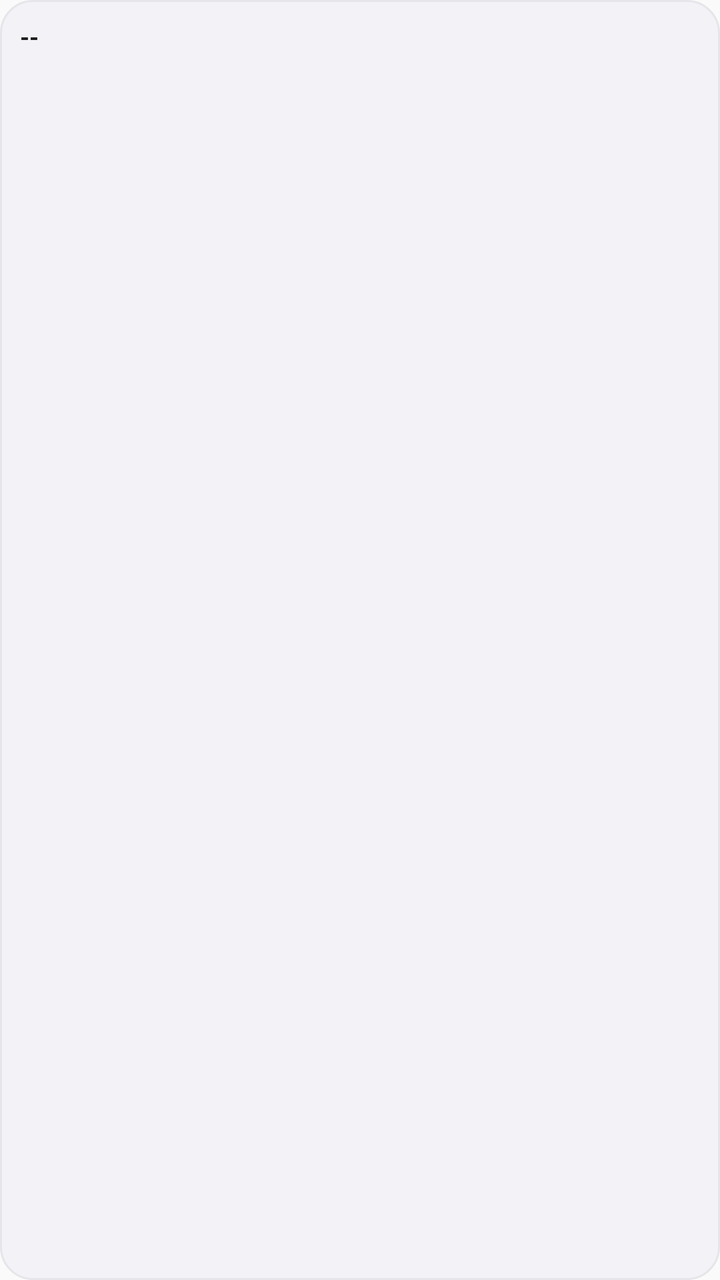
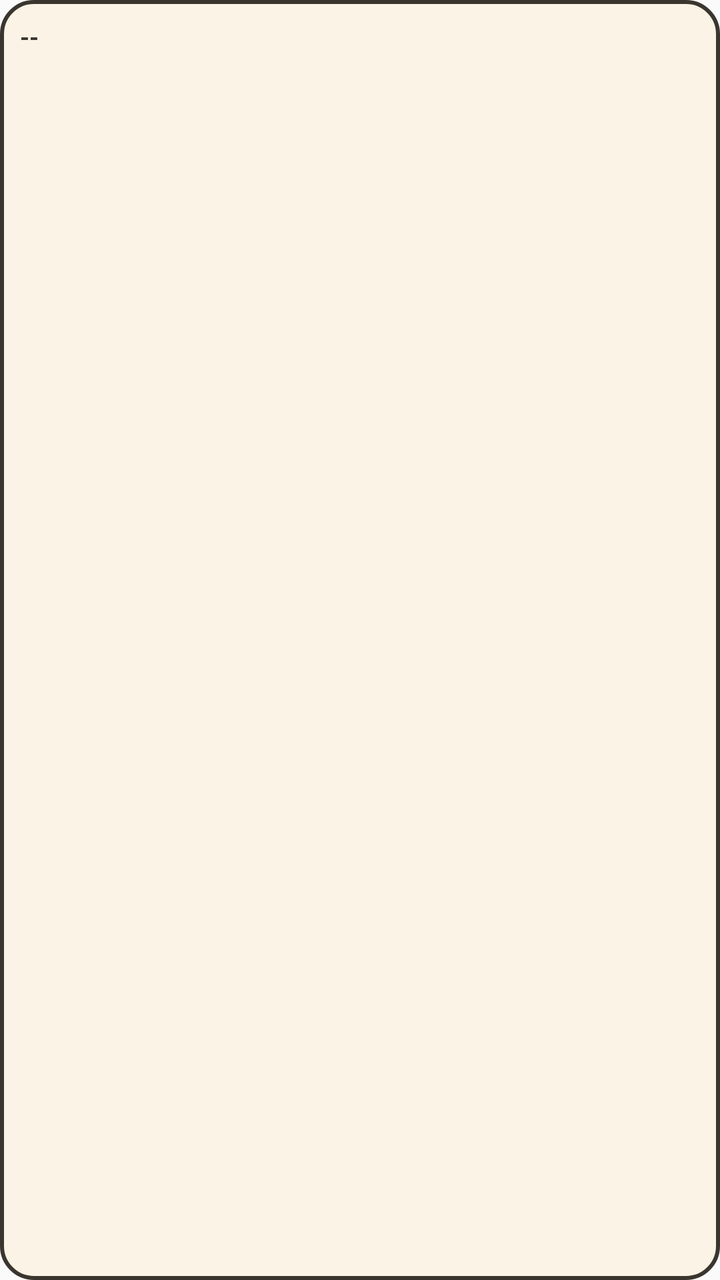

Screens rendered from an Android XML layout before and after an edit, with the pre-edit source and the edit as a unified diff.
<!-- AndroidManifest.xml: application theme AppTheme -->
<!-- res/layout/todo_widget_simple.xml -->
<?xml version="1.0" encoding="utf-8"?>
<LinearLayout xmlns:android="http://schemas.android.com/apk/res/android"
    android:id="@+id/widget_root"
    android:layout_width="match_parent"
    android:layout_height="match_parent"
    android:orientation="vertical"
    android:padding="10dp"
    android:background="@drawable/widget_bg">

    
    <TextView
        android:id="@+id/widget_date_text"
        android:layout_width="wrap_content"
        android:layout_height="wrap_content"
        android:textSize="12sp"
        android:textStyle="bold"
        android:textColor="#1C1C1E"
        android:layout_marginBottom="4dp"
        android:text="--" />

    
    <LinearLayout
        android:id="@+id/task_row_0"
        android:layout_width="match_parent"
        android:layout_height="wrap_content"
        android:orientation="horizontal"
        android:gravity="center_vertical"
        android:paddingTop="2dp"
        android:paddingBottom="2dp"
        android:visibility="gone">

        <ImageView android:id="@+id/task_dot_0"
            android:layout_width="7dp" android:layout_height="7dp"
            android:src="@drawable/dot_gray" />

        <TextView android:id="@+id/task_time_0"
            android:layout_width="34dp" android:layout_height="wrap_content"
            android:textSize="10sp" android:textColor="#8E8E93"
            android:layout_marginStart="5dp" />

        <TextView android:id="@+id/task_title_0"
            android:layout_width="0dp" android:layout_height="wrap_content"
            android:layout_weight="1"
            android:textSize="12sp" android:textColor="#1C1C1E"
            android:layout_marginStart="5dp"
            android:maxLines="1" android:ellipsize="end" />
    </LinearLayout>

    
    <LinearLayout
        android:id="@+id/task_row_1"
        android:layout_width="match_parent"
        android:layout_height="wrap_content"
        android:orientation="horizontal"
        android:gravity="center_vertical"
        android:paddingTop="2dp"
        android:paddingBottom="2dp"
        android:visibility="gone">

        <ImageView android:id="@+id/task_dot_1"
            android:layout_width="7dp" android:layout_height="7dp"
            android:src="@drawable/dot_gray" />

        <TextView android:id="@+id/task_time_1"
            android:layout_width="34dp" android:layout_height="wrap_content"
            android:textSize="10sp" android:textColor="#8E8E93"
            android:layout_marginStart="5dp" />

        <TextView android:id="@+id/task_title_1"
            android:layout_width="0dp" android:layout_height="wrap_content"
            android:layout_weight="1"
            android:textSize="12sp" android:textColor="#1C1C1E"
            android:layout_marginStart="5dp"
            android:maxLines="1" android:ellipsize="end" />
    </LinearLayout>

    
    <LinearLayout
        android:id="@+id/task_row_2"
        android:layout_width="match_parent"
        android:layout_height="wrap_content"
        android:orientation="horizontal"
        android:gravity="center_vertical"
        android:paddingTop="2dp"
        android:paddingBottom="2dp"
        android:visibility="gone">

        <ImageView android:id="@+id/task_dot_2"
            android:layout_width="7dp" android:layout_height="7dp"
            android:src="@drawable/dot_gray" />

        <TextView android:id="@+id/task_time_2"
            android:layout_width="34dp" android:layout_height="wrap_content"
            android:textSize="10sp" android:textColor="#8E8E93"
            android:layout_marginStart="5dp" />

        <TextView android:id="@+id/task_title_2"
            android:layout_width="0dp" android:layout_height="wrap_content"
            android:layout_weight="1"
            android:textSize="12sp" android:textColor="#1C1C1E"
            android:layout_marginStart="5dp"
            android:maxLines="1" android:ellipsize="end" />
    </LinearLayout>

    
    <LinearLayout
        android:id="@+id/task_row_3"
        android:layout_width="match_parent"
        android:layout_height="wrap_content"
        android:orientation="horizontal"
        android:gravity="center_vertical"
        android:paddingTop="2dp"
        android:paddingBottom="2dp"
        android:visibility="gone">

        <ImageView android:id="@+id/task_dot_3"
            android:layout_width="7dp" android:layout_height="7dp"
            android:src="@drawable/dot_gray" />

        <TextView android:id="@+id/task_time_3"
            android:layout_width="34dp" android:layout_height="wrap_content"
            android:textSize="10sp" android:textColor="#8E8E93"
            android:layout_marginStart="5dp" />

        <TextView android:id="@+id/task_title_3"
            android:layout_width="0dp" android:layout_height="wrap_content"
            android:layout_weight="1"
            android:textSize="12sp" android:textColor="#1C1C1E"
            android:layout_marginStart="5dp"
            android:maxLines="1" android:ellipsize="end" />
    </LinearLayout>

    
    <LinearLayout
        android:id="@+id/task_row_4"
        android:layout_width="match_parent"
        android:layout_height="wrap_content"
        android:orientation="horizontal"
        android:gravity="center_vertical"
        android:paddingTop="2dp"
        android:paddingBottom="2dp"
        android:visibility="gone">

        <ImageView android:id="@+id/task_dot_4"
            android:layout_width="7dp" android:layout_height="7dp"
            android:src="@drawable/dot_gray" />

        <TextView android:id="@+id/task_time_4"
            android:layout_width="34dp" android:layout_height="wrap_content"
            android:textSize="10sp" android:textColor="#8E8E93"
            android:layout_marginStart="5dp" />

        <TextView android:id="@+id/task_title_4"
            android:layout_width="0dp" android:layout_height="wrap_content"
            android:layout_weight="1"
            android:textSize="12sp" android:textColor="#1C1C1E"
            android:layout_marginStart="5dp"
            android:maxLines="1" android:ellipsize="end" />
    </LinearLayout>

    
    <LinearLayout
        android:id="@+id/task_row_5"
        android:layout_width="match_parent"
        android:layout_height="wrap_content"
        android:orientation="horizontal"
        android:gravity="center_vertical"
        android:paddingTop="2dp"
        android:paddingBottom="2dp"
        android:visibility="gone">

        <ImageView android:id="@+id/task_dot_5"
            android:layout_width="7dp" android:layout_height="7dp"
            android:src="@drawable/dot_gray" />

        <TextView android:id="@+id/task_time_5"
            android:layout_width="34dp" android:layout_height="wrap_content"
            android:textSize="10sp" android:textColor="#8E8E93"
            android:layout_marginStart="5dp" />

        <TextView android:id="@+id/task_title_5"
            android:layout_width="0dp" android:layout_height="wrap_content"
            android:layout_weight="1"
            android:textSize="12sp" android:textColor="#1C1C1E"
            android:layout_marginStart="5dp"
            android:maxLines="1" android:ellipsize="end" />
    </LinearLayout>

    
    <LinearLayout
        android:id="@+id/task_row_6"
        android:layout_width="match_parent"
        android:layout_height="wrap_content"
        android:orientation="horizontal"
        android:gravity="center_vertical"
        android:paddingTop="2dp"
        android:paddingBottom="2dp"
        android:visibility="gone">

        <ImageView android:id="@+id/task_dot_6"
            android:layout_width="7dp" android:layout_height="7dp"
            android:src="@drawable/dot_gray" />

        <TextView android:id="@+id/task_time_6"
            android:layout_width="34dp" android:layout_height="wrap_content"
            android:textSize="10sp" android:textColor="#8E8E93"
            android:layout_marginStart="5dp" />

        <TextView android:id="@+id/task_title_6"
            android:layout_width="0dp" android:layout_height="wrap_content"
            android:layout_weight="1"
            android:textSize="12sp" android:textColor="#1C1C1E"
            android:layout_marginStart="5dp"
            android:maxLines="1" android:ellipsize="end" />
    </LinearLayout>

    
    <TextView
        android:id="@+id/widget_overflow"
        android:layout_width="match_parent"
        android:layout_height="wrap_content"
        android:textSize="11sp"
        android:textColor="#8E8E93"
        android:textStyle="italic"
        android:gravity="center"
        android:layout_marginTop="2dp"
        android:visibility="gone"
        android:text="还有 3 项..." />
</LinearLayout>
<!-- resources referenced by this layout -->
<resources>
  <!-- drawable dot_gray (drawable) -->
  <?xml version="1.0" encoding="utf-8"?>
  <shape xmlns:android="http://schemas.android.com/apk/res/android"
      android:shape="oval">
      <solid android:color="#8E8E93" />
      <size android:width="8dp" android:height="8dp" />
  </shape>
  <!-- drawable widget_bg (drawable) -->
  <?xml version="1.0" encoding="utf-8"?>
  <shape xmlns:android="http://schemas.android.com/apk/res/android"
      android:shape="rectangle">
      <solid android:color="#F2F2F7" />
      <corners android:radius="16dp" />
      <stroke android:width="1dp" android:color="#E5E5EA" />
  </shape>
  <style name="AppTheme" parent="Theme.AppCompat.Light.DarkActionBar">
          
          <item name="colorPrimary">@color/colorPrimary</item>
          <item name="colorPrimaryDark">@color/colorPrimaryDark</item>
          <item name="colorAccent">@color/colorAccent</item>
      </style>
  <color name="colorPrimary">#488AFF</color>
  <color name="colorPrimaryDark">#3A7BE0</color>
  <color name="colorAccent">#488AFF</color>
</resources>

<!-- the commit's change to res/layout/todo_widget_simple.xml (unified diff, before → after) -->
@@ -14,7 +14,7 @@
         android:layout_height="wrap_content"
         android:textSize="12sp"
         android:textStyle="bold"
-        android:textColor="#1C1C1E"
+        android:textColor="#3A352E"
         android:layout_marginBottom="4dp"
         android:text="--" />
 
@@ -35,13 +35,13 @@
 
         <TextView android:id="@+id/task_time_0"
             android:layout_width="34dp" android:layout_height="wrap_content"
-            android:textSize="10sp" android:textColor="#8E8E93"
+            android:textSize="10sp" android:textColor="#7A7264"
             android:layout_marginStart="5dp" />
 
         <TextView android:id="@+id/task_title_0"
             android:layout_width="0dp" android:layout_height="wrap_content"
             android:layout_weight="1"
-            android:textSize="12sp" android:textColor="#1C1C1E"
+            android:textSize="12sp" android:textColor="#3A352E"
             android:layout_marginStart="5dp"
             android:maxLines="1" android:ellipsize="end" />
     </LinearLayout>
@@ -63,13 +63,13 @@
 
         <TextView android:id="@+id/task_time_1"
             android:layout_width="34dp" android:layout_height="wrap_content"
-            android:textSize="10sp" android:textColor="#8E8E93"
+            android:textSize="10sp" android:textColor="#7A7264"
             android:layout_marginStart="5dp" />
 
         <TextView android:id="@+id/task_title_1"
             android:layout_width="0dp" android:layout_height="wrap_content"
             android:layout_weight="1"
-            android:textSize="12sp" android:textColor="#1C1C1E"
+            android:textSize="12sp" android:textColor="#3A352E"
             android:layout_marginStart="5dp"
             android:maxLines="1" android:ellipsize="end" />
     </LinearLayout>
@@ -91,13 +91,13 @@
 
         <TextView android:id="@+id/task_time_2"
             android:layout_width="34dp" android:layout_height="wrap_content"
-            android:textSize="10sp" android:textColor="#8E8E93"
+            android:textSize="10sp" android:textColor="#7A7264"
             android:layout_marginStart="5dp" />
 
         <TextView android:id="@+id/task_title_2"
             android:layout_width="0dp" android:layout_height="wrap_content"
             android:layout_weight="1"
-            android:textSize="12sp" android:textColor="#1C1C1E"
+            android:textSize="12sp" android:textColor="#3A352E"
             android:layout_marginStart="5dp"
             android:maxLines="1" android:ellipsize="end" />
     </LinearLayout>
@@ -119,13 +119,13 @@
 
         <TextView android:id="@+id/task_time_3"
             android:layout_width="34dp" android:layout_height="wrap_content"
-            android:textSize="10sp" android:textColor="#8E8E93"
+            android:textSize="10sp" android:textColor="#7A7264"
             android:layout_marginStart="5dp" />
 
         <TextView android:id="@+id/task_title_3"
             android:layout_width="0dp" android:layout_height="wrap_content"
             android:layout_weight="1"
-            android:textSize="12sp" android:textColor="#1C1C1E"
+            android:textSize="12sp" android:textColor="#3A352E"
             android:layout_marginStart="5dp"
             android:maxLines="1" android:ellipsize="end" />
     </LinearLayout>
@@ -147,13 +147,13 @@
 
         <TextView android:id="@+id/task_time_4"
             android:layout_width="34dp" android:layout_height="wrap_content"
-            android:textSize="10sp" android:textColor="#8E8E93"
+            android:textSize="10sp" android:textColor="#7A7264"
             android:layout_marginStart="5dp" />
 
         <TextView android:id="@+id/task_title_4"
             android:layout_width="0dp" android:layout_height="wrap_content"
             android:layout_weight="1"
-            android:textSize="12sp" android:textColor="#1C1C1E"
+            android:textSize="12sp" android:textColor="#3A352E"
             android:layout_marginStart="5dp"
             android:maxLines="1" android:ellipsize="end" />
     </LinearLayout>
@@ -175,13 +175,13 @@
 
         <TextView android:id="@+id/task_time_5"
             android:layout_width="34dp" android:layout_height="wrap_content"
-            android:textSize="10sp" android:textColor="#8E8E93"
+            android:textSize="10sp" android:textColor="#7A7264"
             android:layout_marginStart="5dp" />
 
         <TextView android:id="@+id/task_title_5"
             android:layout_width="0dp" android:layout_height="wrap_content"
             android:layout_weight="1"
-            android:textSize="12sp" android:textColor="#1C1C1E"
+            android:textSize="12sp" android:textColor="#3A352E"
             android:layout_marginStart="5dp"
             android:maxLines="1" android:ellipsize="end" />
     </LinearLayout>
@@ -203,13 +203,13 @@
 
         <TextView android:id="@+id/task_time_6"
             android:layout_width="34dp" android:layout_height="wrap_content"
-            android:textSize="10sp" android:textColor="#8E8E93"
+            android:textSize="10sp" android:textColor="#7A7264"
             android:layout_marginStart="5dp" />
 
         <TextView android:id="@+id/task_title_6"
             android:layout_width="0dp" android:layout_height="wrap_content"
             android:layout_weight="1"
-            android:textSize="12sp" android:textColor="#1C1C1E"
+            android:textSize="12sp" android:textColor="#3A352E"
             android:layout_marginStart="5dp"
             android:maxLines="1" android:ellipsize="end" />
     </LinearLayout>
@@ -220,7 +220,7 @@
         android:layout_width="match_parent"
         android:layout_height="wrap_content"
         android:textSize="11sp"
-        android:textColor="#8E8E93"
+        android:textColor="#7A7264"
         android:textStyle="italic"
         android:gravity="center"
         android:layout_marginTop="2dp"
<!-- resource entries referenced after the edit -->
@@ -11,9 +11,9 @@
   <?xml version="1.0" encoding="utf-8"?>
   <shape xmlns:android="http://schemas.android.com/apk/res/android"
       android:shape="rectangle">
-      <solid android:color="#F2F2F7" />
+      <solid android:color="#FBF4E6" />
       <corners android:radius="16dp" />
-      <stroke android:width="1dp" android:color="#E5E5EA" />
+      <stroke android:width="2dp" android:color="#3A352E" />
   </shape>
   <style name="AppTheme" parent="Theme.AppCompat.Light.DarkActionBar">
           
